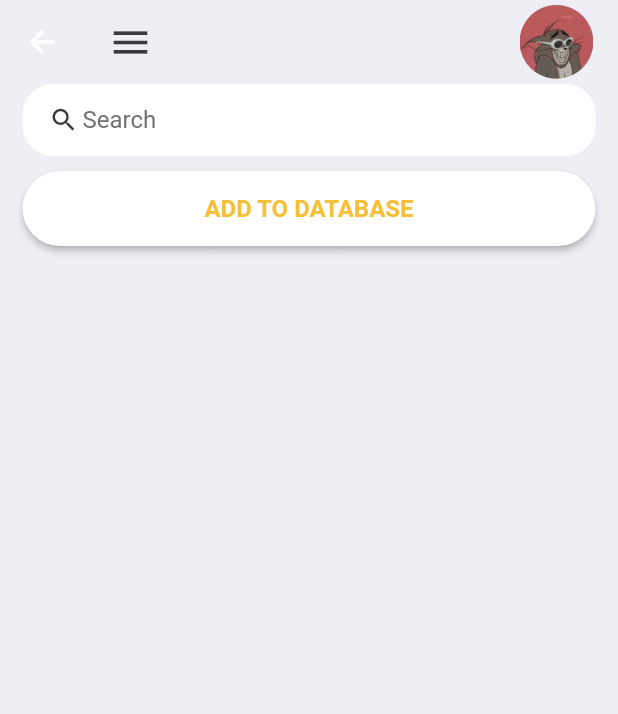
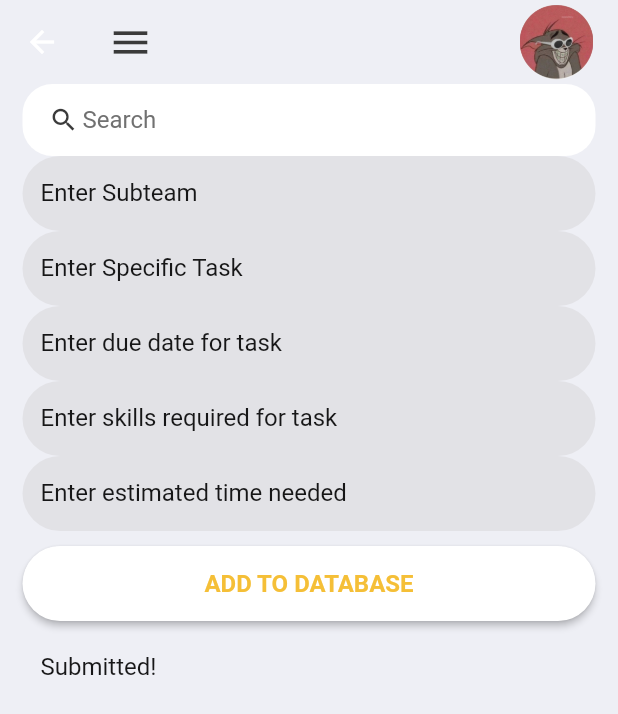
Before and after one commit to Ashen2-1/APP, a Flutter app: the HomeScreen screen opened directly, after a tap on "ADD TO DATABASE", on a phone screen of 412 x 824 dp. Shown: the top 714 px of the screen. Run offline on Flutter 3.47's test engine with Material 2 defaults, Android fonts, the light colour scheme and no system bars; our stand-ins replace cloud_firestore, firebase_auth, firebase_core, firebase_messaging, flutter_local_notifications, google_sign_in; missing offline and left inert: flutter_logs; accounts and stored records are empty.

Commit message:
Add admin task input text fields

```diff
--- a/flutter_app_1/team_up/lib/screens/home_screen.dart
+++ b/flutter_app_1/team_up/lib/screens/home_screen.dart
@@ -3,12 +3,36 @@ import 'package:flutter/material.dart';
 import '../constants/colors.dart';
 import '../widgets/reusable_widgets/reusable_widget.dart';
 import '../widgets/widgets.dart';
+import 'package:team_up/services/database_access.dart';
 
-class HomeScreen extends StatelessWidget {
+class HomeScreen extends StatefulWidget {
   const HomeScreen({Key? key}) : super(key: key);
 
   @override
+  State<HomeScreen> createState() => _HomeScreenState();
+}
+
+class _HomeScreenState extends State<HomeScreen> {
+  final TextEditingController _categoryTextController = TextEditingController();
+  final TextEditingController _taskTextController = TextEditingController();
+  final TextEditingController _dueDateTextController = TextEditingController();
+  final TextEditingController _skillsRequiredController =
+      TextEditingController();
+  final TextEditingController _estimatedTimeController =
+      TextEditingController();
+
+  final TextEditingController _submissionController = TextEditingController();
+
+  @override
   Widget build(BuildContext context) {
+    List<TextEditingController> controllerList = [
+      _categoryTextController,
+      _taskTextController,
+      _dueDateTextController,
+      _skillsRequiredController,
+      _estimatedTimeController
+    ];
+
     return Scaffold(
       backgroundColor: tdBGColor,
       appBar: _buildAppBar(),
@@ -36,7 +60,29 @@ class HomeScreen extends StatelessWidget {
                 ),
               ),
             ),
-            addToDatabaseButton(context),
+            reusableTextFieldRegular(
+                "Enter Subteam", _categoryTextController, false),
+            reusableTextFieldRegular(
+                "Enter Specific Task", _taskTextController, false),
+            reusableTextFieldRegular(
+                "Enter due date for task", _dueDateTextController, false),
+            reusableTextFieldRegular("Enter skills required for task",
+                _skillsRequiredController, false),
+            reusableTextFieldRegular(
+                "Enter estimated time needed", _estimatedTimeController, false),
+            addToDatabaseButton(context, () {
+              DatabaseAccess.getInstance().addToDatabase(
+                  _categoryTextController.text, _taskTextController.text, {
+                "estimated time": _estimatedTimeController.text,
+                "due date": _dueDateTextController.text,
+                "skills needed": _skillsRequiredController.text
+              });
+              for (TextEditingController controller in controllerList) {
+                controller.clear();
+              }
+              _submissionController.text = "Submitted!";
+            }),
+            reusableTextFieldRegular("", _submissionController, true),
           ],
         ),
       ),
--- a/flutter_app_1/team_up/lib/widgets/reusable_widgets/reusable_widget.dart
+++ b/flutter_app_1/team_up/lib/widgets/reusable_widgets/reusable_widget.dart
@@ -1,4 +1,5 @@
 import 'package:flutter/material.dart';
+import 'package:team_up/constants/colors.dart';
 
 Image logoWidget(String imageName) {
   return Image.asset(
@@ -39,6 +40,32 @@ TextField reusableTextField(String text, IconData icon, bool isPasswordType,
   );
 }
 
+SizedBox reusableTextFieldRegular(
+    String text, TextEditingController controller, bool isStatusLabel) {
+  return SizedBox(
+    height: isStatusLabel ? 20.0 : 50.0,
+    child: TextField(
+      controller: controller,
+      cursorColor: Colors.black87,
+      style: TextStyle(color: Colors.black87.withOpacity(0.9)),
+      decoration: InputDecoration(
+        labelText: text,
+        labelStyle: TextStyle(color: Colors.black87.withOpacity(0.9)),
+        filled: true,
+        floatingLabelBehavior: FloatingLabelBehavior.never,
+        fillColor: isStatusLabel
+            ? tdBGColor
+            : Color.fromARGB(255, 199, 196, 196).withOpacity(0.3),
+        border: OutlineInputBorder(
+            borderRadius: isStatusLabel
+                ? BorderRadius.circular(10.0)
+                : BorderRadius.circular(30.0),
+            borderSide: const BorderSide(width: 0, style: BorderStyle.none)),
+      ),
+    ),
+  );
+}
+
 Container signInSignUpButton(
     BuildContext context, bool isLogin, Function onTap) {
   return Container(
--- a/flutter_app_1/team_up/lib/widgets/widgets.dart
+++ b/flutter_app_1/team_up/lib/widgets/widgets.dart
@@ -1,7 +1,6 @@
 import 'package:flutter/material.dart';
-import 'package:team_up/services/database_access.dart';
 
-Container addToDatabaseButton(BuildContext context) {
+Container addToDatabaseButton(BuildContext context, Function onPressed) {
   return Container(
     width: MediaQuery.of(context).size.width,
     height: 50,
@@ -9,8 +8,7 @@ Container addToDatabaseButton(BuildContext context) {
     decoration: BoxDecoration(borderRadius: BorderRadius.circular(90)),
     child: ElevatedButton(
       onPressed: () {
-        DatabaseAccess.getInstance().addToDatabase("tasks", "Assemble DT",
-            const {"time": 20, "due date": "May 23, 2023"});
+        onPressed();
       },
       style: ButtonStyle(
           backgroundColor: MaterialStateProperty.resolveWith((states) {
```
